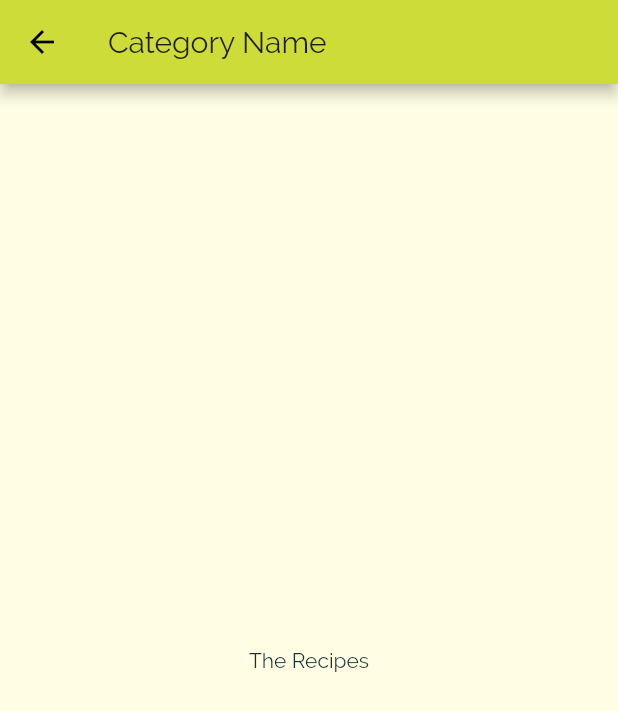
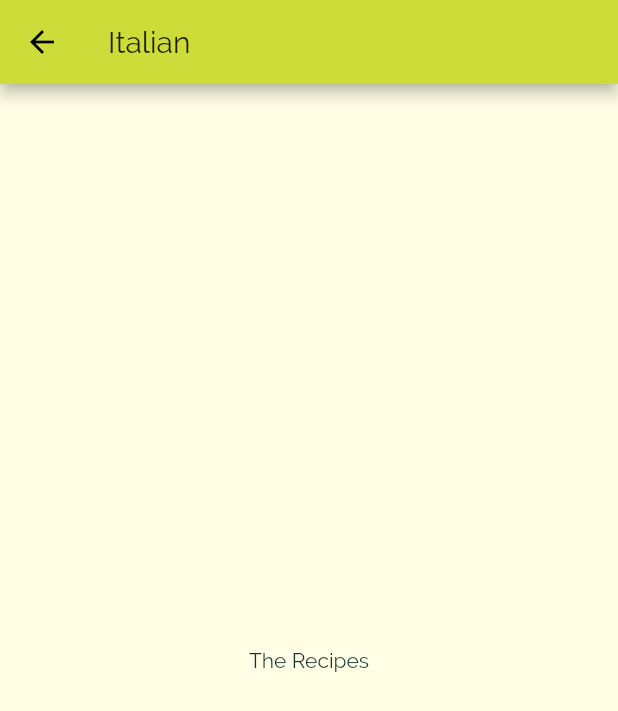
Before and after one commit to RohitIslam/meals-app, a Flutter app: the screen it shows after launch, after a tap on "Italian", on a phone screen of 412 x 824 dp. Shown: the top 711 px of the screen. Run offline on Flutter 3.47's test engine with Material 2 defaults, Android fonts, the phone set to English and light mode, and no system bars.

Commit message:
Passing data via constructor in category meals page

```diff
--- a/lib/category_item.dart
+++ b/lib/category_item.dart
@@ -3,16 +3,17 @@ import 'package:flutter/material.dart';
 import './pages/category_meals.dart';
 
 class CategoryItem extends StatelessWidget {
+  final String id;
   final String title;
   final Color color;
 
-  CategoryItem(this.title, this.color);
+  CategoryItem(this.id, this.title, this.color);
 
   void selectCategory(BuildContext ctx) {
     Navigator.of(ctx).push(
       MaterialPageRoute(
         builder: (_) {
-          return CategoryMealsPage();
+          return CategoryMealsPage(id, title);
         },
         // fullscreenDialog: true,
       ),
--- a/lib/pages/categories.dart
+++ b/lib/pages/categories.dart
@@ -15,6 +15,7 @@ class CategoriesPage extends StatelessWidget {
         children: DUMMY_CATEGORIES
             .map(
               (catData) => CategoryItem(
+                catData.id,
                 catData.title,
                 catData.color,
               ),
--- a/lib/pages/category_meals.dart
+++ b/lib/pages/category_meals.dart
@@ -1,11 +1,15 @@
 import 'package:flutter/material.dart';
 
 class CategoryMealsPage extends StatelessWidget {
+  final String categoryId;
+  final String categoryTitle;
+
+  CategoryMealsPage(this.categoryId, this.categoryTitle);
   @override
   Widget build(BuildContext context) {
     return Scaffold(
       appBar: AppBar(
-        title: Text("Category Name"),
+        title: Text(categoryTitle),
       ),
       body: Center(
         child: Text(
```
